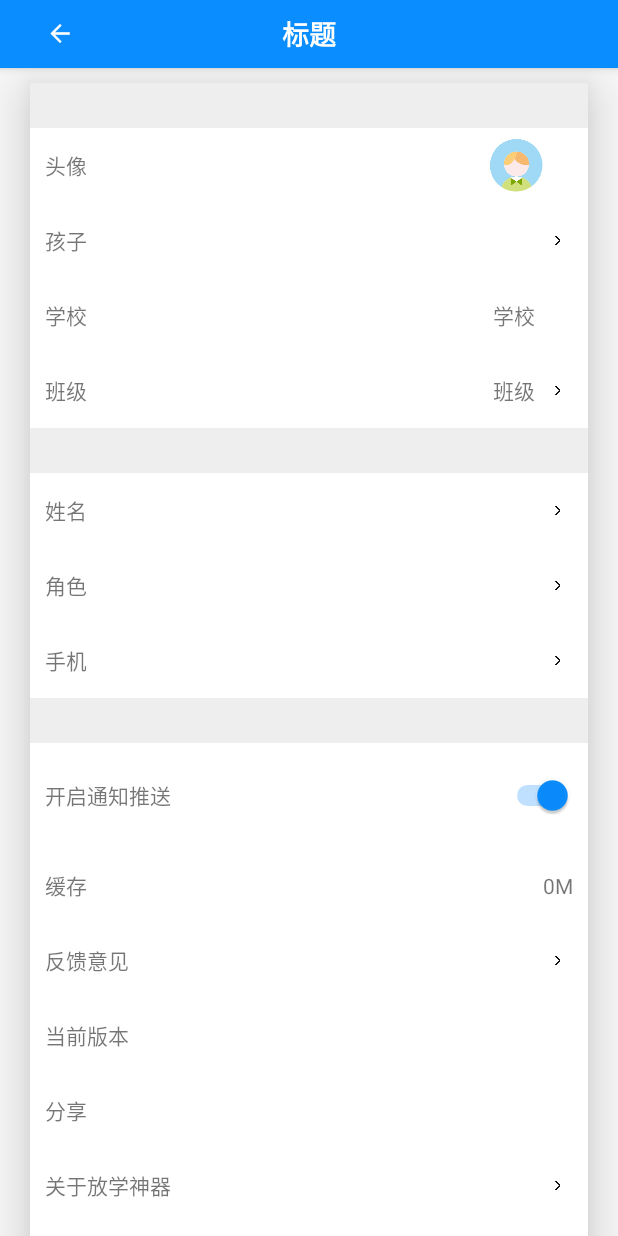
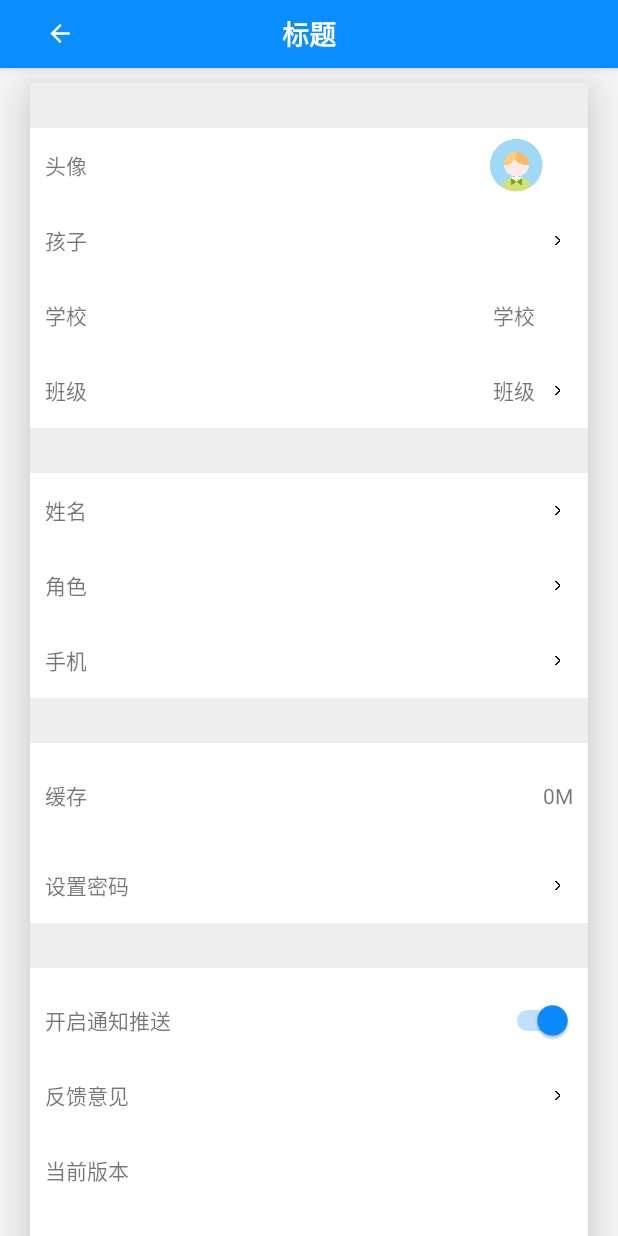
Before and after one commit to wconker/FangXue, an Android app: the layout ui_center_shoppingcardfragment.xml on its own in the app's theme, with its tools: preview values and no code run, on a phone screen of 412 x 824 dp. Run offline under Robolectric (Android 15) with nearby library versions, the phone set to English and light mode, and no system bars.

Commit message:
新增修改密码和密码登录

```diff
--- a/app/src/main/AndroidManifest.xml
+++ b/app/src/main/AndroidManifest.xml
@@ -141,7 +141,8 @@
         <activity android:name=".ui.Us" />
         <activity android:name=".ui.Auth.Reg" />
         <activity android:name=".ui.Detail.T_ImageLoad" />
-        <activity android:name=".ui.Auth.Guide_Res"></activity>
+        <activity android:name=".ui.Auth.Guide_Res" />
+        <activity android:name=".ui.Detail.ReSetPwd"></activity>
     </application>
 
 </manifest>
--- a/app/src/main/res/layout/ui_center_shoppingcardfragment.xml
+++ b/app/src/main/res/layout/ui_center_shoppingcardfragment.xml
@@ -287,29 +287,6 @@
                             android:paddingLeft="@dimen/text_margin"
                             android:textStyle="bold" />
 
-                        <LinearLayout
-                            android:layout_width="match_parent"
-                            android:layout_height="50dp"
-                            android:layout_marginTop="10dp"
-                            android:gravity="center_vertical"
-                            android:orientation="horizontal">
-
-                            <TextView
-                                android:layout_width="wrap_content"
-                                android:layout_height="wrap_content"
-                                android:layout_marginLeft="10dp"
-                                android:text="开启通知推送" />
-
-                            <Switch
-                                android:id="@+id/sw_switch"
-
-                                android:layout_width="match_parent"
-                                android:layout_height="wrap_content"
-                                android:layout_marginRight="10dp"
-                                android:checked="true"
-                                android:textColorHint="@color/colorPrimary"
-                                android:thumbTint="@color/colorPrimary" />
-                        </LinearLayout>
 
                         <LinearLayout
                             android:id="@+id/cleancache"
@@ -341,6 +318,70 @@
                                 android:layout_marginRight="10dp"
                                 android:text="0M" />
                         </LinearLayout>
+
+                        <LinearLayout
+                            android:id="@+id/reSetPwd"
+                            android:layout_width="match_parent"
+                            android:layout_height="50dp"
+                            android:layout_marginTop="10dp"
+                            android:gravity="center_vertical"
+                            android:orientation="horizontal">
+
+                            <TextView
+                                android:layout_width="match_parent"
+                                android:layout_height="wrap_content"
+                                android:layout_marginLeft="10dp"
+                                android:layout_marginRight="10dp"
+                                android:layout_weight="1"
+                                android:text="设置密码" />
+
+                            <TextView
+
+                                android:layout_width="wrap_content"
+                                android:layout_height="wrap_content"
+
+                                android:layout_marginRight="5dp" />
+
+                            <ImageView
+                                android:layout_width="20dp"
+                                android:layout_height="10dp"
+                                android:layout_marginRight="10dp"
+                                android:src="@drawable/trunright" />
+                        </LinearLayout>
+
+                        <TextView
+                            android:layout_width="match_parent"
+                            android:layout_height="30dp"
+                            android:layout_gravity="center_vertical"
+                            android:background="#eeeeee"
+                            android:gravity="center_vertical"
+                            android:paddingLeft="@dimen/text_margin"
+                            android:textStyle="bold" />
+
+                        <LinearLayout
+                            android:layout_width="match_parent"
+                            android:layout_height="50dp"
+                            android:layout_marginTop="10dp"
+                            android:gravity="center_vertical"
+                            android:orientation="horizontal">
+
+                            <TextView
+                                android:layout_width="wrap_content"
+                                android:layout_height="wrap_content"
+                                android:layout_marginLeft="10dp"
+                                android:text="开启通知推送" />
+
+                            <Switch
+                                android:id="@+id/sw_switch"
+
+                                android:layout_width="match_parent"
+                                android:layout_height="wrap_content"
+                                android:layout_marginRight="10dp"
+                                android:checked="true"
+                                android:textColorHint="@color/colorPrimary"
+                                android:thumbTint="@color/colorPrimary" />
+                        </LinearLayout>
+
 
                         <LinearLayout
                             android:id="@+id/autoOpen"
@@ -376,8 +417,7 @@
                             android:layout_width="match_parent"
                             android:layout_height="50dp"
                             android:gravity="center_vertical"
-                            android:orientation="horizontal"
-                            >
+                            android:orientation="horizontal">
 
                             <TextView
 
@@ -419,6 +459,7 @@
 
                                 android:text="" />
                         </LinearLayout>
+
                         <LinearLayout
                             android:id="@+id/share"
                             android:layout_width="match_parent"
@@ -442,6 +483,7 @@
 
                                 android:text="" />
                         </LinearLayout>
+
                         <LinearLayout
                             android:id="@+id/aboutus"
                             android:layout_width="match_parent"
```
Also changed, not shown: app/src/main/java/com/android/fangxue/newwork/CommandCenter.java (+18 -0 lines), app/src/main/java/com/android/fangxue/ui/Auth/Login.java (+9 -3 lines), app/src/main/java/com/android/fangxue/ui/Detail/ReSetPwd.java (added, +86 -0 lines), app/src/main/res/layout/ui_activity_re_set_pwd.xml (added, +132 -0 lines), app/src/main/res/layout/ui_auth_login.xml (+6 -7 lines), 353 other files.
